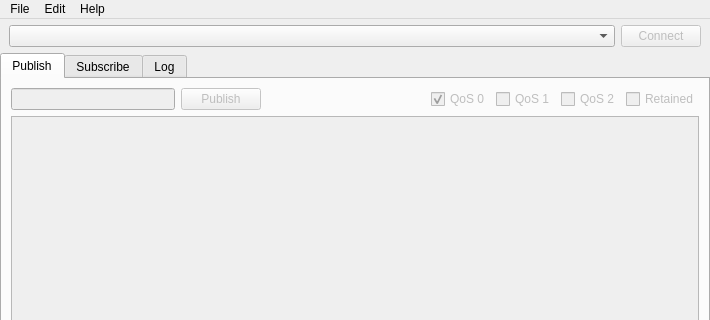
Before: the Qt Designer form src/qmqttviewer.ui in kwakobo/qmqttviewer, drawn with Qt 5; both pictures show x 0 to 710 and y 0 to 320 of the 710 by 597 pixel window.
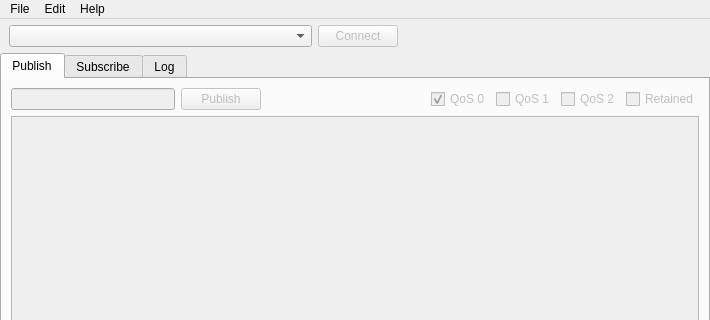
After: the same form once the commit is applied.

Commit message: Add horizontal spacer

Patch:
```diff
--- a/src/qmqttviewer.ui
+++ b/src/qmqttviewer.ui
@@ -68,6 +68,19 @@
          </property>
         </widget>
        </item>
+       <item>
+        <spacer name="horizontalSpacer_4">
+         <property name="orientation">
+          <enum>Qt::Horizontal</enum>
+         </property>
+         <property name="sizeHint" stdset="0">
+          <size>
+           <width>40</width>
+           <height>20</height>
+          </size>
+         </property>
+        </spacer>
+       </item>
       </layout>
      </widget>
     </item>
```
